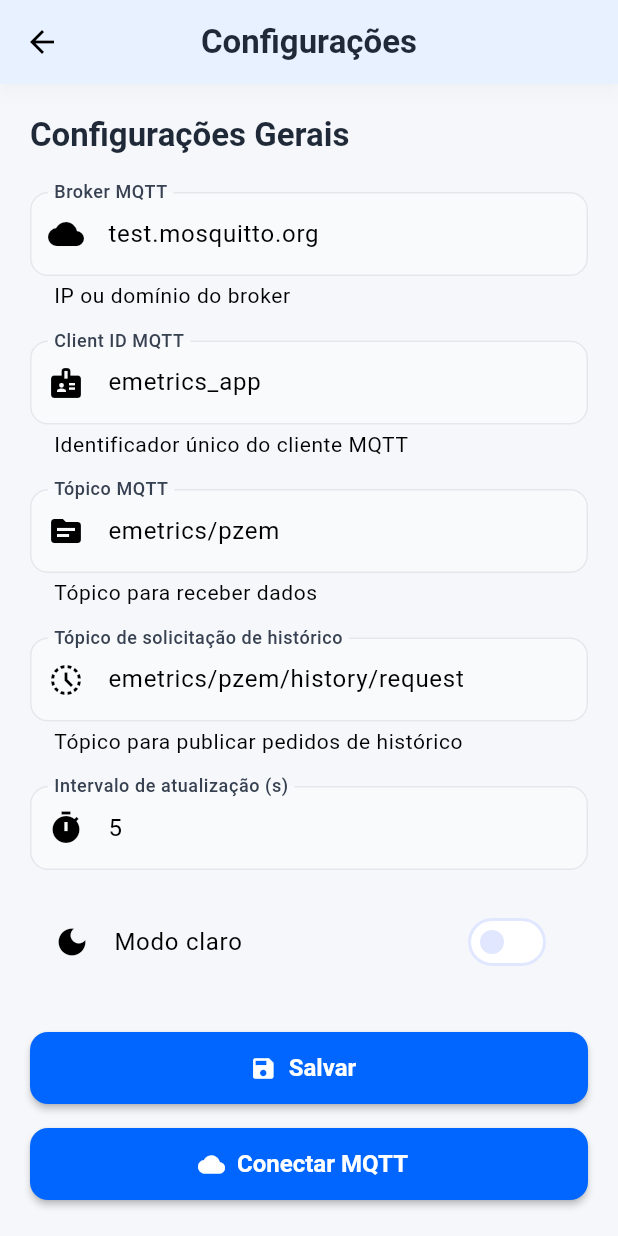
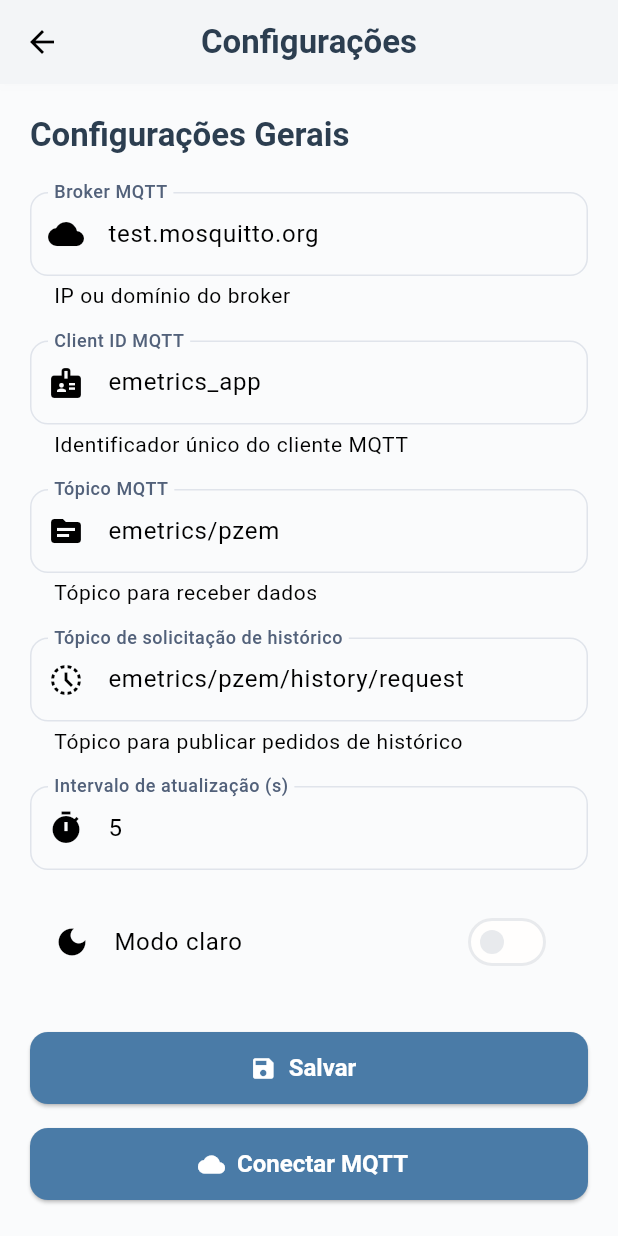
Before and after one commit to frahncky/EMetrics-IoT, a Flutter app: the SettingsPage screen opened directly, after a tap on "Modo escuro", on a phone screen of 412 x 824 dp. Run offline on Flutter 3.47's test engine with Material 3 defaults, Android fonts, the phone set to English and light mode, and no system bars; our stand-ins replace csv, fl_chart, flutter_local_notifications, flutter_riverpod, shared_preferences, sqflite; missing offline and left inert: mqtt_client; accounts and stored records are empty.

Commit message:
style: reduzir cansaço visual do tema claro com cores mais suaves
Tema Claro melhorado:
- Background: #FAFBFC (quase branco, muito suave)
- Primary: #4A7BA7 (azul cinzento, menos vibrante)
- Secondary: #6BA3C5 (azul suave)
- Cards: #FFFEFB (branco com tom quente suave)
- Textos: cinzentos mais suaves para menos contraste
- Grid lines: muito mais sutis (6% e 3% de opacidade)
- Sombras: reduzidas para visual mais clean
- AppBar: sombra reduzida para 2px

O tema claro agora é mais confortável para uso prolongado!

```diff
--- a/lib/src/app.dart
+++ b/lib/src/app.dart
@@ -118,78 +118,78 @@ class _AppInitializer extends ConsumerWidget {
   static ThemeData _buildLightTheme() {
     return ThemeData(
       brightness: Brightness.light,
-      scaffoldBackgroundColor: const Color(0xFFF5F7FA),
-      primaryColor: const Color(0xFF0066FF),
+      scaffoldBackgroundColor: const Color(0xFFFAFBFC),
+      primaryColor: const Color(0xFF4A7BA7),
       colorScheme: ColorScheme.light(
-        primary: const Color(0xFF0066FF),
-        secondary: const Color(0xFF00B4D8),
-        surface: const Color(0xFFFFFFFF),
-        tertiary: const Color(0xFF00D98E),
-        outline: const Color(0xFFE0E7FF),
+        primary: const Color(0xFF4A7BA7),
+        secondary: const Color(0xFF6BA3C5),
+        surface: const Color(0xFFFFFEFD),
+        tertiary: const Color(0xFF4CAF7F),
+        outline: const Color(0xFFE8EAED),
       ),
       appBarTheme: const AppBarTheme(
-        backgroundColor: Color(0xFFFFFFFF),
+        backgroundColor: Color(0xFFFFFEFD),
         centerTitle: true,
-        elevation: 4,
-        shadowColor: Color(0x1A000000),
-        titleTextStyle: TextStyle(fontSize: 22, fontWeight: FontWeight.bold, color: Color(0xFF1F2937)),
+        elevation: 2,
+        shadowColor: Color(0x08000000),
+        titleTextStyle: TextStyle(fontSize: 22, fontWeight: FontWeight.bold, color: Color(0xFF2C3E50)),
       ),
       cardTheme: CardThemeData(
-        color: const Color(0xFFFFFFFF),
+        color: const Color(0xFFFFFEFD),
         shape: RoundedRectangleBorder(
           borderRadius: const BorderRadius.all(Radius.circular(16)),
-          side: const BorderSide(color: Color(0xFFE5E7EB), width: 1),
+          side: const BorderSide(color: Color(0xFFE8EAED), width: 1),
         ),
-        elevation: 2,
-        shadowColor: const Color(0x0D000000),
+        elevation: 1,
+        shadowColor: const Color(0x05000000),
       ),
       elevatedButtonTheme: ElevatedButtonThemeData(
         style: ElevatedButton.styleFrom(
-          backgroundColor: const Color(0xFF0066FF),
+          backgroundColor: const Color(0xFF4A7BA7),
           foregroundColor: Colors.white,
           textStyle: const TextStyle(fontWeight: FontWeight.bold, fontSize: 16),
           shape: RoundedRectangleBorder(borderRadius: BorderRadius.circular(12)),
-          elevation: 2,
+          elevation: 1,
         ),
       ),
       outlinedButtonTheme: OutlinedButtonThemeData(
         style: OutlinedButton.styleFrom(
-          foregroundColor: const Color(0xFF0066FF),
-          side: const BorderSide(color: Color(0xFF0066FF), width: 2),
+          foregroundColor: const Color(0xFF4A7BA7),
+          side: const BorderSide(color: Color(0xFF4A7BA7), width: 2),
           textStyle: const TextStyle(fontWeight: FontWeight.bold),
           shape: RoundedRectangleBorder(borderRadius: BorderRadius.circular(12)),
         ),
       ),
       textButtonTheme: TextButtonThemeData(
         style: TextButton.styleFrom(
-          foregroundColor: const Color(0xFF0066FF),
+          foregroundColor: const Color(0xFF4A7BA7),
           textStyle: const TextStyle(fontWeight: FontWeight.bold),
         ),
       ),
       inputDecorationTheme: InputDecorationTheme(
         filled: true,
-        fillColor: const Color(0xFFF9FAFB),
+        fillColor: const Color(0xFFFAFBFC),
         border: OutlineInputBorder(
           borderRadius: const BorderRadius.all(Radius.circular(12)),
-          borderSide: const BorderSide(color: Color(0xFFD1D5DB), width: 1.5),
+          borderSide: const BorderSide(color: Color(0xFFD0D5DD), width: 1),
         ),
         enabledBorder: OutlineInputBorder(
           borderRadius: const BorderRadius.all(Radius.circular(12)),
-          borderSide: const BorderSide(color: Color(0xFFE5E7EB), width: 1),
+          borderSide: const BorderSide(color: Color(0xFFE0E4EB), width: 1),
         ),
         focusedBorder: OutlineInputBorder(
           borderRadius: const BorderRadius.all(Radius.circular(12)),
-          borderSide: const BorderSide(color: Color(0xFF0066FF), width: 2),
+          borderSide: const BorderSide(color: Color(0xFF4A7BA7), width: 2),
         ),
-        labelStyle: const TextStyle(color: Color(0xFF374151), fontWeight: FontWeight.w500),
-        hintStyle: const TextStyle(color: Color(0xFF9CA3AF)),
+        labelStyle: const TextStyle(color: Color(0xFF52617A), fontWeight: FontWeight.w500),
+        hintStyle: const TextStyle(color: Color(0xFFAEB0B8)),
       ),
       visualDensity: VisualDensity.adaptivePlatformDensity,
       textTheme: const TextTheme(
-        bodyMedium: TextStyle(fontSize: 16, color: Color(0xFF374151)),
+        bodyMedium: TextStyle(fontSize: 16, color: Color(0xFF3D4A5C)),
         bodySmall: TextStyle(fontSize: 14, color: Color(0xFF6B7280)),
-        titleLarge: TextStyle(fontSize: 22, fontWeight: FontWeight.bold, color: Color(0xFF1F2937)),
-        titleMedium: TextStyle(fontSize: 18, fontWeight: FontWeight.w600, color: Color(0xFF111827)),
+        titleLarge: TextStyle(fontSize: 22, fontWeight: FontWeight.bold, color: Color(0xFF2C3E50)),
+        titleMedium: TextStyle(fontSize: 18, fontWeight: FontWeight.w600, color: Color(0xFF2C3E50)),
       ),
     );
   }
--- a/lib/src/ui/dashboard/realtime_chart.dart
+++ b/lib/src/ui/dashboard/realtime_chart.dart
@@ -16,9 +16,9 @@ class RealtimeChart extends ConsumerWidget {
     final metricsAsync = ref.watch(metricsProvider);
     final brightness = Theme.of(context).brightness;
     final isDarkMode = brightness == Brightness.dark;
-    final gridColor = isDarkMode ? Colors.white.withValues(alpha: 0.12) : Colors.black.withValues(alpha: 0.08);
-    final gridColorV = isDarkMode ? Colors.white.withValues(alpha: 0.08) : Colors.black.withValues(alpha: 0.05);
-    final textColor = isDarkMode ? Colors.white.withValues(alpha: 0.6) : Colors.black.withValues(alpha: 0.5);
+    final gridColor = isDarkMode ? Colors.white.withValues(alpha: 0.12) : Colors.black.withValues(alpha: 0.06);
+    final gridColorV = isDarkMode ? Colors.white.withValues(alpha: 0.08) : Colors.black.withValues(alpha: 0.03);
+    final textColor = isDarkMode ? Colors.white.withValues(alpha: 0.6) : Colors.black.withValues(alpha: 0.45);
     final backgroundColor = Theme.of(context).cardColor;
 
     Color mainColor;
--- a/lib/src/ui/history/history_chart.dart
+++ b/lib/src/ui/history/history_chart.dart
@@ -16,9 +16,9 @@ class HistoryChart extends StatelessWidget {
   Widget build(BuildContext context) {
     final brightness = Theme.of(context).brightness;
     final isDarkMode = brightness == Brightness.dark;
-    final gridColor = isDarkMode ? Colors.white.withValues(alpha: 0.12) : Colors.black.withValues(alpha: 0.08);
-    final gridColorV = isDarkMode ? Colors.white.withValues(alpha: 0.08) : Colors.black.withValues(alpha: 0.05);
-    final textColor = isDarkMode ? Colors.white.withValues(alpha: 0.6) : Colors.black.withValues(alpha: 0.5);
+    final gridColor = isDarkMode ? Colors.white.withValues(alpha: 0.12) : Colors.black.withValues(alpha: 0.06);
+    final gridColorV = isDarkMode ? Colors.white.withValues(alpha: 0.08) : Colors.black.withValues(alpha: 0.03);
+    final textColor = isDarkMode ? Colors.white.withValues(alpha: 0.6) : Colors.black.withValues(alpha: 0.45);
     final backgroundColor = Theme.of(context).cardColor;
 
     Color mainColor;
```
